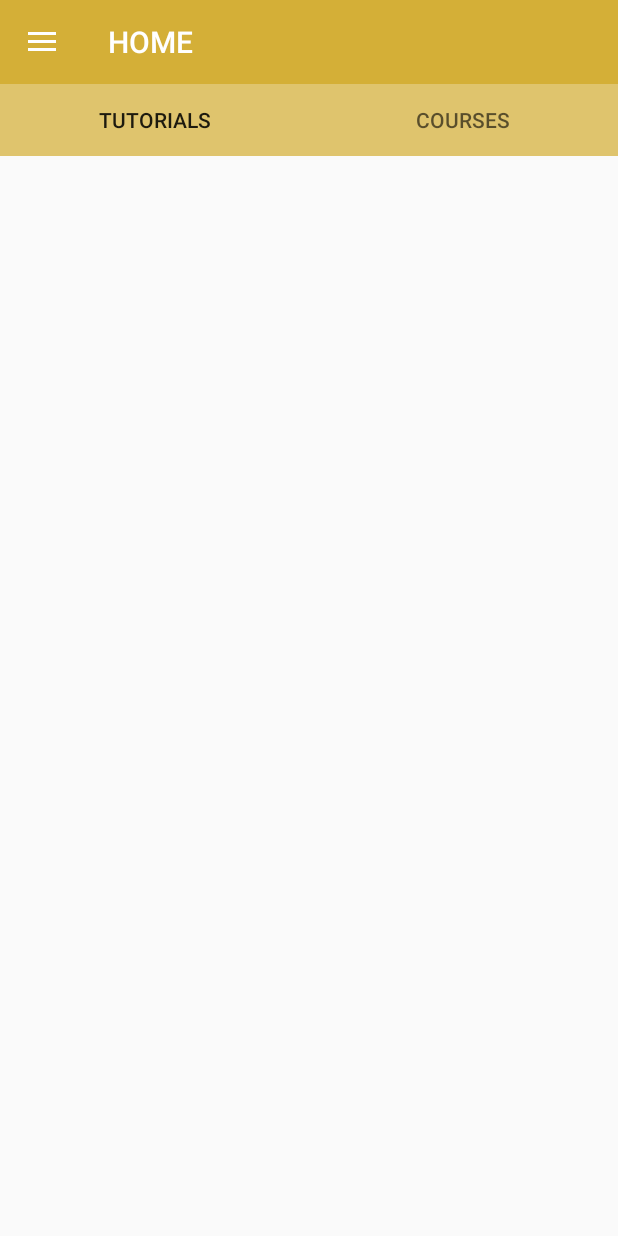
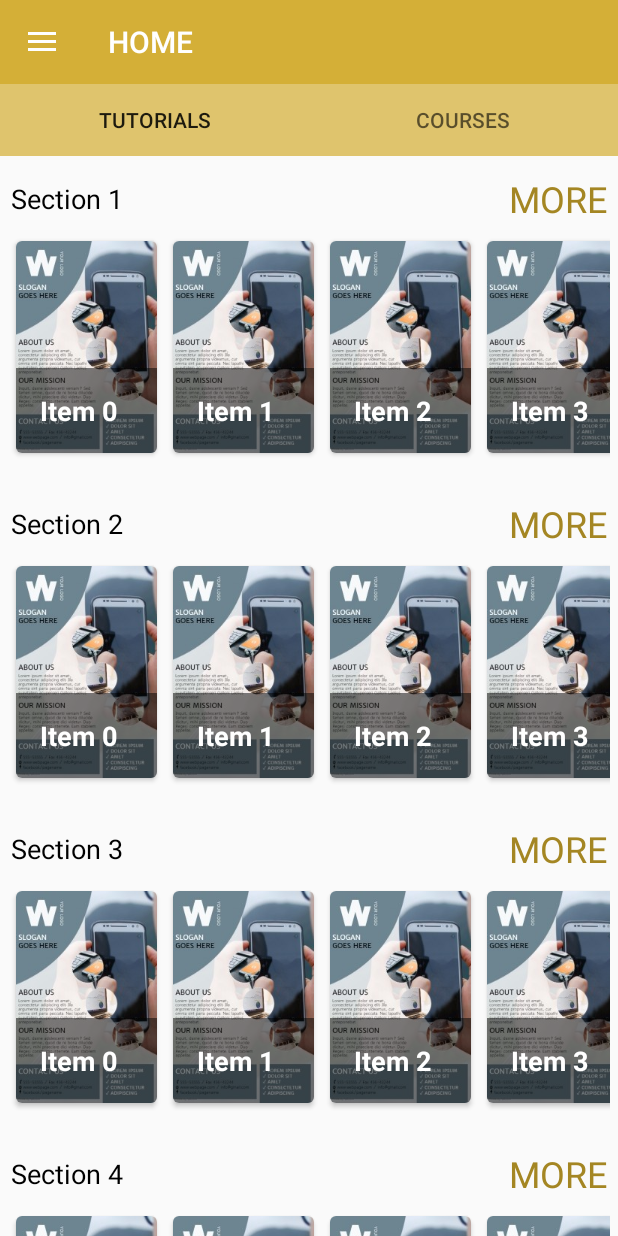
Before and after one commit to kyawthetwin/shweoh, an Android app: the CourseFragment screen opened directly, with no data from a screen before it, on a phone screen of 412 x 824 dp. Run offline under Robolectric (Android 15) with nearby library versions, the phone set to English and light mode, and no system bars.

Commit message:
add course list

```diff
--- a/app/build.gradle
+++ b/app/build.gradle
@@ -20,7 +20,7 @@ android {
 }
 
 dependencies {
-    compile fileTree(dir: 'libs', include: ['*.jar'])
+    compile fileTree(include: ['*.jar'], dir: 'libs')
     androidTestCompile('com.android.support.test.espresso:espresso-core:2.2.2', {
         exclude group: 'com.android.support', module: 'support-annotations'
     })
@@ -29,4 +29,5 @@ dependencies {
     compile 'com.android.support.constraint:constraint-layout:1.0.0-alpha8'
     compile 'com.android.support:support-v4:25.3.1'
     testCompile 'junit:junit:4.12'
+    compile 'com.android.support:cardview-v7:24.2.1'
 }
--- /dev/null
+++ b/app/src/main/java/moneytransfer/miracle/com/shweoh/Adapter/CourseDataListAdapter.java
@@ -0,0 +1,87 @@
+package moneytransfer.miracle.com.shweoh.Adapter;
+
+import android.content.Context;
+import android.support.v7.widget.RecyclerView;
+import android.view.LayoutInflater;
+import android.view.View;
+import android.view.ViewGroup;
+import android.widget.ImageView;
+import android.widget.TextView;
+
+import java.util.ArrayList;
+
+import moneytransfer.miracle.com.shweoh.Model.CourseItemModel;
+import moneytransfer.miracle.com.shweoh.R;
+
+/**
+ * Created by user on 5/23/17.
+ */
+
+public class CourseDataListAdapter extends RecyclerView.Adapter<CourseDataListAdapter.SingleItemRowHolder> {
+
+    private ArrayList<CourseItemModel> itemsList;
+    private Context mContext;
+
+    public CourseDataListAdapter(Context context, ArrayList<CourseItemModel> itemsList) {
+        this.itemsList = itemsList;
+        this.mContext = context;
+    }
+
+    @Override
+    public SingleItemRowHolder onCreateViewHolder(ViewGroup viewGroup, int i) {
+        View v = LayoutInflater.from(viewGroup.getContext()).inflate(R.layout.course_single_item, null);
+        SingleItemRowHolder mh = new SingleItemRowHolder(v);
+        return mh;
+    }
+
+    @Override
+    public void onBindViewHolder(SingleItemRowHolder holder, int i) {
+
+        CourseItemModel singleItem = itemsList.get(i);
+
+        holder.tvTitle.setText(singleItem.getName());
+
+
+       /* Glide.with(mContext)
+                .load(feedItem.getImageURL())
+                .diskCacheStrategy(DiskCacheStrategy.ALL)
+                .centerCrop()
+                .error(R.drawable.bg)
+                .into(feedListRowHolder.thumbView);*/
+    }
+
+    @Override
+    public int getItemCount() {
+        return (null != itemsList ? itemsList.size() : 0);
+    }
+
+    public class SingleItemRowHolder extends RecyclerView.ViewHolder {
+
+        protected TextView tvTitle;
+
+        protected ImageView itemImage;
+
+
+        public SingleItemRowHolder(View view) {
+            super(view);
+
+            this.tvTitle = (TextView) view.findViewById(R.id.course_title);
+            this.itemImage = (ImageView) view.findViewById(R.id.imageView_course);
+
+
+            view.setOnClickListener(new View.OnClickListener() {
+                @Override
+                public void onClick(View v) {
+
+
+                   // Toast.makeText(v.getContext(), tvTitle.getText(), Toast.LENGTH_SHORT).show();
+
+                }
+            });
+
+
+        }
+
+    }
+
+}
--- /dev/null
+++ b/app/src/main/java/moneytransfer/miracle/com/shweoh/Adapter/CourseRecyclerAdapter.java
@@ -0,0 +1,102 @@
+package moneytransfer.miracle.com.shweoh.Adapter;
+
+import android.content.Context;
+import android.support.v7.widget.LinearLayoutManager;
+import android.support.v7.widget.RecyclerView;
+import android.view.LayoutInflater;
+import android.view.View;
+import android.view.ViewGroup;
+import android.widget.Button;
+import android.widget.TextView;
+
+import java.util.ArrayList;
+
+import moneytransfer.miracle.com.shweoh.Model.CourseDataModel;
+import moneytransfer.miracle.com.shweoh.R;
+
+/**
+ * Created by user on 5/23/17.
+ */
+
+public class CourseRecyclerAdapter extends RecyclerView.Adapter<CourseRecyclerAdapter.ItemRowHolder> {
+
+    private ArrayList<CourseDataModel> dataList;
+    private Context mContext;
+
+    public CourseRecyclerAdapter(Context context, ArrayList<CourseDataModel> dataList) {
+        this.dataList = dataList;
+        this.mContext = context;
+    }
+
+    @Override
+    public ItemRowHolder onCreateViewHolder(ViewGroup viewGroup, int i) {
+        View v = LayoutInflater.from(viewGroup.getContext()).inflate(R.layout.course_list_item, null);
+        ItemRowHolder mh = new ItemRowHolder(v);
+        return mh;
+    }
+
+    @Override
+    public void onBindViewHolder(ItemRowHolder itemRowHolder, int i) {
+
+        final String sectionName = dataList.get(i).getHeaderTitle();
+
+        ArrayList singleSectionItems = dataList.get(i).getAllItemsInSection();
+
+        itemRowHolder.itemTitle.setText(sectionName);
+
+        CourseDataListAdapter itemListDataAdapter = new CourseDataListAdapter(mContext, singleSectionItems);
+
+        itemRowHolder.recycler_view_list.setHasFixedSize(true);
+        itemRowHolder.recycler_view_list.setLayoutManager(new LinearLayoutManager(mContext, LinearLayoutManager.HORIZONTAL, false));
+        itemRowHolder.recycler_view_list.setAdapter(itemListDataAdapter);
+
+
+        itemRowHolder.txtMore.setOnClickListener(new View.OnClickListener() {
+            @Override
+            public void onClick(View v) {
+
+
+             //   Toast.makeText(v.getContext(), "click event on more, "+sectionName , Toast.LENGTH_SHORT).show();
+
+
+
+            }
+        });
+
+
+       /* Glide.with(mContext)
+                .load(feedItem.getImageURL())
+                .diskCacheStrategy(DiskCacheStrategy.ALL)
+                .centerCrop()
+                .error(R.drawable.bg)
+                .into(feedListRowHolder.thumbView);*/
+    }
+
+    @Override
+    public int getItemCount() {
+        return (null != dataList ? dataList.size() : 0);
+    }
+
+    public class ItemRowHolder extends RecyclerView.ViewHolder {
+
+        protected TextView itemTitle;
+
+        protected RecyclerView recycler_view_list;
+
+        protected TextView txtMore;
+
+
+
+        public ItemRowHolder(View view) {
+            super(view);
+
+            this.itemTitle = (TextView) view.findViewById(R.id.course_category_title);
+            this.recycler_view_list = (RecyclerView) view.findViewById(R.id.course_recycler_view_list);
+            this.txtMore= (TextView) view.findViewById(R.id.txtMore);
+
+
+        }
+
+    }
+
+}
--- a/app/src/main/java/moneytransfer/miracle/com/shweoh/Fragment/CourseFragment.java
+++ b/app/src/main/java/moneytransfer/miracle/com/shweoh/Fragment/CourseFragment.java
@@ -3,10 +3,18 @@ package moneytransfer.miracle.com.shweoh.Fragment;
 import android.app.Fragment;
 import android.os.Bundle;
 import android.support.annotation.Nullable;
+import android.support.v7.widget.LinearLayoutManager;
+import android.support.v7.widget.RecyclerView;
 import android.view.LayoutInflater;
 import android.view.View;
 import android.view.ViewGroup;
 
+import java.util.ArrayList;
+
+import moneytransfer.miracle.com.shweoh.Adapter.CourseDataListAdapter;
+import moneytransfer.miracle.com.shweoh.Adapter.CourseRecyclerAdapter;
+import moneytransfer.miracle.com.shweoh.Model.CourseDataModel;
+import moneytransfer.miracle.com.shweoh.Model.CourseItemModel;
 import moneytransfer.miracle.com.shweoh.R;
 
 /**
@@ -14,6 +22,10 @@ import moneytransfer.miracle.com.shweoh.R;
  */
 
 public class CourseFragment extends android.support.v4.app.Fragment {
+
+
+    ArrayList<CourseDataModel> courseDataModelArrayList;
+
 
     @Nullable
     @Override
@@ -23,6 +35,50 @@ public class CourseFragment extends android.support.v4.app.Fragment {
     }
 
     @Override
+    public void onViewCreated(View view, @Nullable Bundle savedInstanceState) {
+        super.onViewCreated(view, savedInstanceState);
+
+
+        courseDataModelArrayList = new ArrayList<CourseDataModel>();
+
+        createDummyData();
+
+
+        RecyclerView my_recycler_view = (RecyclerView) view.findViewById(R.id.course_category_recycler);
+
+        my_recycler_view.setHasFixedSize(true);
+
+        CourseRecyclerAdapter adapter = new CourseRecyclerAdapter(getActivity(), courseDataModelArrayList);
+
+        my_recycler_view.setLayoutManager(new LinearLayoutManager(getActivity(), LinearLayoutManager.VERTICAL, false));
+
+        my_recycler_view.setAdapter(adapter);
+
+
+    }
+
+    public void createDummyData() {
+        for (int i = 1; i <= 5; i++) {
+
+            CourseDataModel dm = new CourseDataModel();
+
+            dm.setHeaderTitle("Section " + i);
+
+            ArrayList<CourseItemModel> singleItem = new ArrayList<CourseItemModel>();
+            for (int j = 0; j <= 5; j++) {
+                singleItem.add(new CourseItemModel("Item " + j, "URL " + j));
+            }
+
+            dm.setAllItemsInSection(singleItem);
+
+            courseDataModelArrayList.add(dm);
+
+        }
+    }
+
+
+
+    @Override
     public void onSaveInstanceState(Bundle outState) {
         super.onSaveInstanceState(outState);
         setUserVisibleHint(true);
--- /dev/null
+++ b/app/src/main/java/moneytransfer/miracle/com/shweoh/Model/CourseDataModel.java
@@ -0,0 +1,41 @@
+package moneytransfer.miracle.com.shweoh.Model;
+
+import java.util.ArrayList;
+
+/**
+ * Created by user on 5/23/17.
+ */
+
+public class CourseDataModel {
+    private String headerTitle;
+    private ArrayList<CourseItemModel> allItemsInSection;
+
+
+    public CourseDataModel() {
+
+    }
+    public CourseDataModel(String headerTitle, ArrayList<CourseItemModel> allItemsInSection) {
+        this.headerTitle = headerTitle;
+        this.allItemsInSection = allItemsInSection;
+    }
+
+
+
+    public String getHeaderTitle() {
+        return headerTitle;
+    }
+
+    public void setHeaderTitle(String headerTitle) {
+        this.headerTitle = headerTitle;
+    }
+
+    public ArrayList<CourseItemModel> getAllItemsInSection() {
+        return allItemsInSection;
+    }
+
+    public void setAllItemsInSection(ArrayList<CourseItemModel> allItemsInSection) {
+        this.allItemsInSection = allItemsInSection;
+    }
+
+
+}
--- /dev/null
+++ b/app/src/main/java/moneytransfer/miracle/com/shweoh/Model/CourseItemModel.java
@@ -0,0 +1,48 @@
+package moneytransfer.miracle.com.shweoh.Model;
+
+/**
+ * Created by user on 5/23/17.
+ */
+
+public class CourseItemModel {
+
+    private String name;
+    private String url;
+    private String description;
+
+
+    public CourseItemModel() {
+    }
+
+    public CourseItemModel(String name, String url) {
+        this.name = name;
+        this.url = url;
+    }
+
+
+    public String getUrl() {
+        return url;
+    }
+
+    public void setUrl(String url) {
+        this.url = url;
+    }
+
+    public String getName() {
+        return name;
+    }
+
+    public void setName(String name) {
+        this.name = name;
+    }
+
+    public String getDescription() {
+        return description;
+    }
+
+    public void setDescription(String description) {
+        this.description = description;
+    }
+
+
+}
--- a/app/src/main/res/layout/activity_login.xml
+++ b/app/src/main/res/layout/activity_login.xml
@@ -8,6 +8,7 @@
     tools:context="moneytransfer.miracle.com.shweoh.Login"
     android:layout_gravity="center"
     android:gravity="center">
+
 
 
 
--- /dev/null
+++ b/app/src/main/res/layout/course_list_item.xml
@@ -0,0 +1,51 @@
+<?xml version="1.0" encoding="utf-8"?>
+<LinearLayout xmlns:android="http://schemas.android.com/apk/res/android"
+    android:layout_width="match_parent"
+    android:layout_height="wrap_content"
+
+    android:background="?android:selectableItemBackground"
+    android:orientation="vertical"
+    android:padding="5dp">
+
+    <RelativeLayout
+        android:layout_width="match_parent"
+        android:layout_height="wrap_content"
+        android:padding="2dp">
+
+
+        <TextView
+            android:id="@+id/course_category_title"
+            android:layout_width="wrap_content"
+            android:layout_height="wrap_content"
+            android:layout_alignParentLeft="true"
+            android:layout_alignParentStart="true"
+            android:layout_centerVertical="true"
+            android:layout_gravity="center_vertical"
+            android:layout_toLeftOf="@+id/txtMore"
+            android:text="Sample title"
+            android:textColor="@android:color/black"
+            android:textSize="18sp" />
+        <TextView
+            android:id="@+id/txtMore"
+            android:layout_width="wrap_content"
+            android:layout_height="42dp"
+            android:textSize="24sp"
+            android:layout_alignParentEnd="true"
+            android:layout_alignParentRight="true"
+            android:gravity="center_vertical"
+            android:layout_centerVertical="true"
+            android:text="MORE"
+            android:textColor="@color/colorPrimaryDark" />
+
+
+    </RelativeLayout>
+
+    <android.support.v7.widget.RecyclerView
+        android:id="@+id/course_recycler_view_list"
+        android:layout_width="match_parent"
+        android:layout_height="160dp"
+        android:layout_gravity="center_vertical"
+        android:orientation="horizontal" />
+
+
+</LinearLayout>
--- /dev/null
+++ b/app/src/main/res/layout/course_single_item.xml
@@ -0,0 +1,59 @@
+<?xml version="1.0" encoding="utf-8"?>
+<LinearLayout android:layout_height="wrap_content"
+    android:layout_width="match_parent"
+    android:weightSum="2"
+    xmlns:android="http://schemas.android.com/apk/res/android" >
+    <android.support.v7.widget.CardView xmlns:android="http://schemas.android.com/apk/res/android"
+        xmlns:card_view="http://schemas.android.com/apk/res-auto"
+        android:id="@+id/card_view"
+        android:layout_width="wrap_content"
+        android:layout_height="wrap_content"
+        android:layout_margin="5dp"
+        android:layout_weight="1"
+
+        card_view:cardCornerRadius="4dp">
+        <LinearLayout
+            android:layout_width="match_parent"
+            android:layout_height="wrap_content"
+            android:orientation="vertical"
+            android:weightSum="1">
+
+            <FrameLayout
+                android:layout_width="match_parent"
+                android:layout_height="match_parent"
+                android:layout_gravity="center_horizontal"
+                android:layout_weight="0.5">
+                <ImageView
+                    android:id="@+id/imageView_course"
+                    android:layout_width="wrap_content"
+                    android:layout_height="wrap_content"
+                    android:layout_gravity="center"
+                    android:scaleType="centerCrop"
+                    android:src="@mipmap/mobileappposter"/>
+                <LinearLayout
+                    android:layout_width="match_parent"
+                    android:layout_height="wrap_content"
+                    android:layout_gravity="left|bottom"
+                    android:background="@android:drawable/screen_background_dark_transparent"
+                    android:orientation="vertical">
+                    <TextView
+                        android:id="@+id/course_title"
+                        android:layout_width="match_parent"
+                        android:layout_height="wrap_content"
+                        android:paddingBottom="16dp"
+                        android:paddingLeft="16dp"
+                        android:paddingRight="16dp"
+                        android:paddingTop="16dp"
+                        android:text="Medium Text"
+                        android:textColor="@android:color/white"
+                        android:textAppearance="?android:attr/textAppearanceMedium"
+                        android:textStyle="bold" />
+                </LinearLayout>
+
+            </FrameLayout>
+
+        </LinearLayout>
+
+
+    </android.support.v7.widget.CardView>
+</LinearLayout>
--- a/app/src/main/res/layout/fragment_course.xml
+++ b/app/src/main/res/layout/fragment_course.xml
@@ -3,4 +3,10 @@
     android:orientation="vertical" android:layout_width="match_parent"
     android:layout_height="match_parent">
 
+    <android.support.v7.widget.RecyclerView
+        android:id="@+id/course_category_recycler"
+        android:layout_width="match_parent"
+        android:layout_height="match_parent"
+        android:scrollbars="none" />
+
 </LinearLayout>
```
Also changed, not shown: app/src/main/res/mipmap-xhdpi/mobileappposter.jpg (added).
